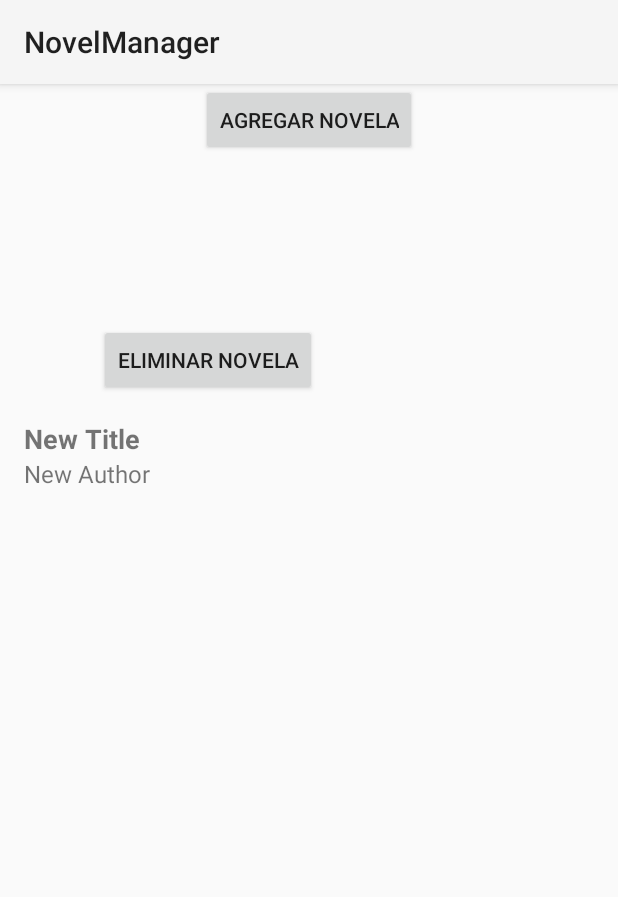
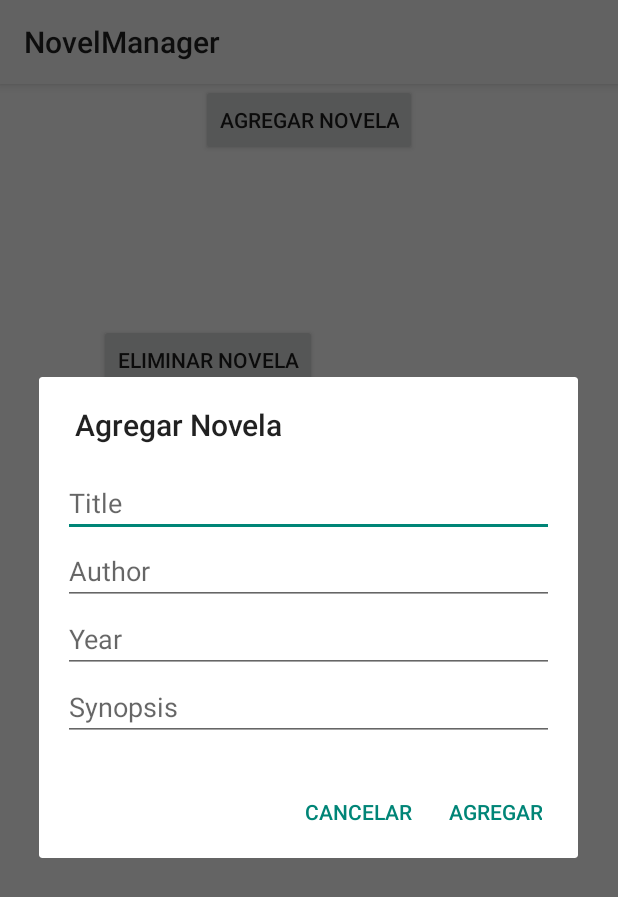
Before and after one commit to pablonso308/NovelManager, an Android app built with Jetpack Compose: the screen it shows after launch (MainActivity), after a tap on "AGREGAR NOVELA", on a phone screen of 412 x 824 dp. Shown: the top 897 px of the screen. Run offline under Robolectric (Android 15) with nearby library versions, the phone set to English and light mode, and no system bars; our stand-ins replace Room's generated code.

Commit message:
version 1.2 inicia agrega objetos con parametros que tiene q rellenar el usuario pero no elimina

```diff
--- a/app/src/main/java/com/example/novelmanager/MainActivity.kt
+++ b/app/src/main/java/com/example/novelmanager/MainActivity.kt
@@ -1,8 +1,11 @@
 package com.example.novelmanager
 
 import android.os.Bundle
+import android.view.LayoutInflater
 import android.widget.Button
+import android.widget.EditText
 import android.widget.Toast
+import androidx.appcompat.app.AlertDialog
 import androidx.appcompat.app.AppCompatActivity
 import androidx.lifecycle.Observer
 import androidx.lifecycle.ViewModelProvider
@@ -37,15 +40,35 @@ class MainActivity : AppCompatActivity() {
             novelAdapter.setNovels(novels)
         })
 
+        // Dentro del método onCreate
         buttonAddBook.setOnClickListener {
-            val newNovel = Novel(
-                title = "New Title", // Replace with actual input
-                author = "New Author", // Replace with actual input
-                year = 2023, // Replace with actual input
-                synopsis = "New Synopsis" // Replace with actual input
-            )
-            novelViewModel.agregarNovela(newNovel)
-            Toast.makeText(this, "Novel added", Toast.LENGTH_SHORT).show()
+            val dialogView = LayoutInflater.from(this).inflate(R.layout.add_novel, null)
+            val editTextTitle = dialogView.findViewById<EditText>(R.id.editTextTitle)
+            val editTextAuthor = dialogView.findViewById<EditText>(R.id.editTextAuthor)
+            val editTextYear = dialogView.findViewById<EditText>(R.id.editTextYear)
+            val editTextSynopsis = dialogView.findViewById<EditText>(R.id.editTextSynopsis)
+
+            AlertDialog.Builder(this)
+                .setTitle("Agregar Novela")
+                .setView(dialogView)
+                .setPositiveButton("Agregar") { _, _ ->
+                    val title = editTextTitle.text.toString()
+                    val author = editTextAuthor.text.toString()
+                    val year = editTextYear.text.toString().toIntOrNull() ?: 0
+                    val synopsis = editTextSynopsis.text.toString()
+
+                    val newNovel = Novel(
+                        title = title,
+                        author = author,
+                        year = year,
+                        synopsis = synopsis
+                    )
+                    novelViewModel.agregarNovela(newNovel)
+                    Toast.makeText(this, "Novel added", Toast.LENGTH_SHORT).show()
+                }
+                .setNegativeButton("Cancelar", null)
+                .create()
+                .show()
         }
 
         buttonDeleteBook.setOnClickListener {
--- /dev/null
+++ b/app/src/main/res/layout/add_novel.xml
@@ -0,0 +1,32 @@
+<?xml version="1.0" encoding="utf-8"?>
+<LinearLayout xmlns:android="http://schemas.android.com/apk/res/android"
+    android:layout_width="match_parent"
+    android:layout_height="wrap_content"
+    android:orientation="vertical"
+    android:padding="16dp">
+
+    <EditText
+        android:id="@+id/editTextTitle"
+        android:layout_width="match_parent"
+        android:layout_height="wrap_content"
+        android:hint="Title" />
+
+    <EditText
+        android:id="@+id/editTextAuthor"
+        android:layout_width="match_parent"
+        android:layout_height="wrap_content"
+        android:hint="Author" />
+
+    <EditText
+        android:id="@+id/editTextYear"
+        android:layout_width="match_parent"
+        android:layout_height="wrap_content"
+        android:hint="Year"
+        android:inputType="number" />
+
+    <EditText
+        android:id="@+id/editTextSynopsis"
+        android:layout_width="match_parent"
+        android:layout_height="wrap_content"
+        android:hint="Synopsis" />
+</LinearLayout>
```
